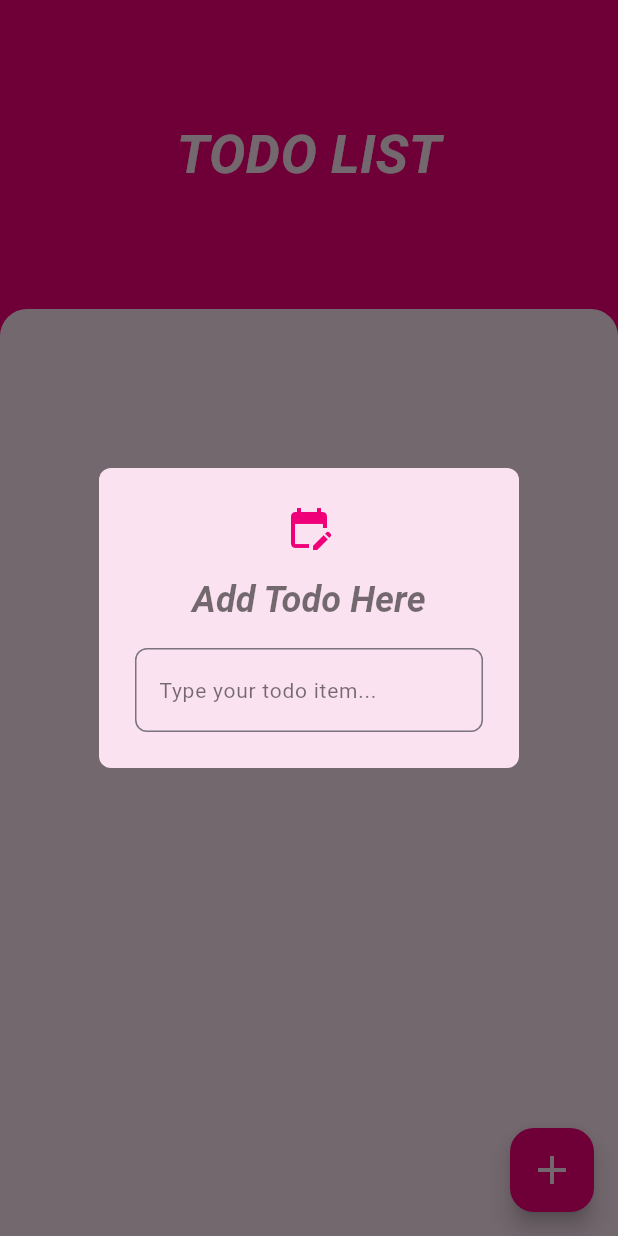
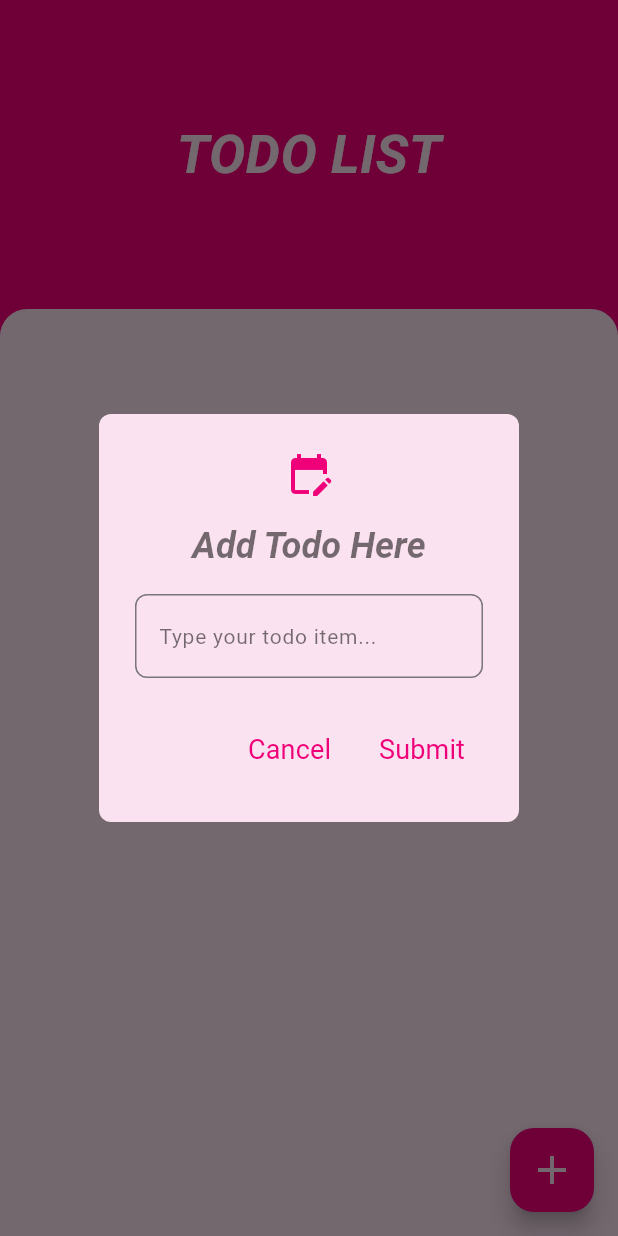
Before and after one commit to Shougotmollik/todo_application, a Flutter app: the screen it shows after launch, after a tap on the "add" icon, on a phone screen of 412 x 824 dp. Run offline on Flutter 3.47's test engine with Material 3 defaults, Android fonts, the phone set to English and light mode, and no system bars; missing offline and left inert: msh_checkbox.

Commit message:
Project Completed

```diff
--- a/lib/ui/screens/home_screen.dart
+++ b/lib/ui/screens/home_screen.dart
@@ -1,5 +1,7 @@
 import 'package:flutter/material.dart';
+import 'package:msh_checkbox/msh_checkbox.dart';
 import 'package:provider/provider.dart';
+import 'package:todo_application/ui/model/todo_model.dart';
 import 'package:todo_application/ui/provider/todo_provider.dart';
 import 'package:todo_application/ui/utils/colors.dart';
 
@@ -17,42 +19,7 @@ class _HomeScreenState extends State<HomeScreen> {
     return showDialog(
       context: context,
       builder: (context) {
-        return AlertDialog(
-          backgroundColor: AppColors.secondaryColor,
-          shape: RoundedRectangleBorder(
-            borderRadius: BorderRadius.circular(8),
-          ),
-          icon: const Icon(
-            Icons.edit_calendar,
-            size: 32.0,
-            color: AppColors.primaryColor,
-          ),
-          title: const Text(
-            "Add Todo Here",
-            style: TextStyle(
-              fontSize: 24.0,
-              fontWeight: FontWeight.w600,
-              color: Colors.black54,
-              fontStyle: FontStyle.italic,
-            ),
-          ),
-          content: TextFormField(
-            controller: _todoTEController,
-            decoration: InputDecoration(
-              hintText: "Type your todo item...",
-              hintStyle: const TextStyle(
-                fontSize: 14.0,
-                color: Colors.black54,
-              ),
-              border: OutlineInputBorder(
-                borderSide: const BorderSide(
-                  width: 16.0,
-                ),
-                borderRadius: BorderRadius.circular(8.0),
-              )
-            ),
-          ),
-        );
+        return _buildAlertDialog(context);
       },
     );
   }
@@ -66,7 +33,16 @@ class _HomeScreenState extends State<HomeScreen> {
         child: Column(
           children: [
             _buildTodoListHeader(),
-            Expanded(
+            _buildTodoListBodySection(provider)
+          ],
+        ),
+      ),
+      floatingActionButton: _buildFloatingActionButton(),
+    );
+  }
+
+  Widget _buildTodoListBodySection(TodoProvider provider) {
+    return Expanded(
       flex: 3,
       child: Container(
         decoration: const BoxDecoration(
@@ -78,15 +54,58 @@ class _HomeScreenState extends State<HomeScreen> {
         child: ListView.builder(
           itemCount: provider.todoList.length,
           itemBuilder: (context, index) {
-                    return const ListTile();
+            return Padding(
+              padding: const EdgeInsets.all(12.0),
+              child: _buildTodoListItems(provider, index),
+            );
           },
         ),
       ),
-            )
-          ],
+    );
+  }
+
+  Widget _buildTodoListItems(TodoProvider provider, int index) {
+    return ListTile(
+      onTap: () {
+        provider.todoListStatus(provider.todoList[index]);
+      },
+      leading: MSHCheckbox(
+        style: MSHCheckboxStyle.stroke,
+        size: 22,
+        colorConfig: MSHColorConfig.fromCheckedUncheckedDisabled(
+          checkedColor: Colors.black,
+          uncheckedColor: AppColors.primaryColor,
+        ),
+        duration: const Duration(milliseconds: 300),
+        value: provider.todoList[index].isCompleted,
+        onChanged: (selected) {
+          provider.todoListStatus(provider.todoList[index]);
+        },
+      ),
+      title: Text(
+        provider.todoList[index].title,
+        style: TextStyle(
+          fontSize: 28,
+          fontWeight: FontWeight.w500,
+          color: provider.todoList[index].isCompleted
+              ? Colors.black87
+              : AppColors.primaryColor,
+          decoration: provider.todoList[index].isCompleted == true
+              ? TextDecoration.lineThrough
+              : null,
         ),
       ),
-      floatingActionButton: _buildFloatingActionButton(),
+      trailing: IconButton(
+          onPressed: () {
+            provider.removeTodoList(provider.todoList[index]);
+          },
+          icon: Icon(
+            Icons.delete_rounded,
+            color: provider.todoList[index].isCompleted == true
+                ? Colors.black87
+                : AppColors.primaryColor,
+            size: 28,
+          )),
     );
   }
 
@@ -120,4 +139,79 @@ class _HomeScreenState extends State<HomeScreen> {
       )),
     ));
   }
+
+  Widget _buildAlertDialog(BuildContext context) {
+    return AlertDialog(
+      backgroundColor: AppColors.secondaryColor,
+      shape: RoundedRectangleBorder(
+        borderRadius: BorderRadius.circular(8),
+      ),
+      icon: const Icon(
+        Icons.edit_calendar,
+        size: 32.0,
+        color: AppColors.primaryColor,
+      ),
+      title: const Text(
+        "Add Todo Here",
+        style: TextStyle(
+          fontSize: 24.0,
+          fontWeight: FontWeight.w600,
+          color: Colors.black54,
+          fontStyle: FontStyle.italic,
+        ),
+      ),
+      content: TextFormField(
+        controller: _todoTEController,
+        decoration: InputDecoration(
+            hintText: "Type your todo item...",
+            hintStyle: const TextStyle(
+              fontSize: 14.0,
+              color: Colors.black54,
+            ),
+            border: OutlineInputBorder(
+              borderSide: const BorderSide(
+                width: 16.0,
+              ),
+              borderRadius: BorderRadius.circular(8.0),
+            )),
+      ),
+      actions: [
+        TextButton(
+            onPressed: () {
+              Navigator.pop(context);
+            },
+            child: const Text(
+              "Cancel",
+              style: TextStyle(
+                color: AppColors.primaryColor,
+                fontSize: 18,
+                fontWeight: FontWeight.w400,
+              ),
+            )),
+        TextButton(
+            onPressed: () {
+              if (_todoTEController.text.isNotEmpty) {
+                context.read<TodoProvider>().addTodoList(
+                      TodoModel(
+                        title: _todoTEController.text,
+                        isCompleted: false,
+                      ),
+                    );
+                Navigator.pop(context);
+                _todoTEController.clear();
+              } else {
+                return;
               }
+            },
+            child: const Text(
+              "Submit",
+              style: TextStyle(
+                color: AppColors.primaryColor,
+                fontSize: 18,
+                fontWeight: FontWeight.w400,
+              ),
+            )),
+      ],
+    );
+  }
+}
```
Lines whose indentation alone changed are shown as unchanged.
